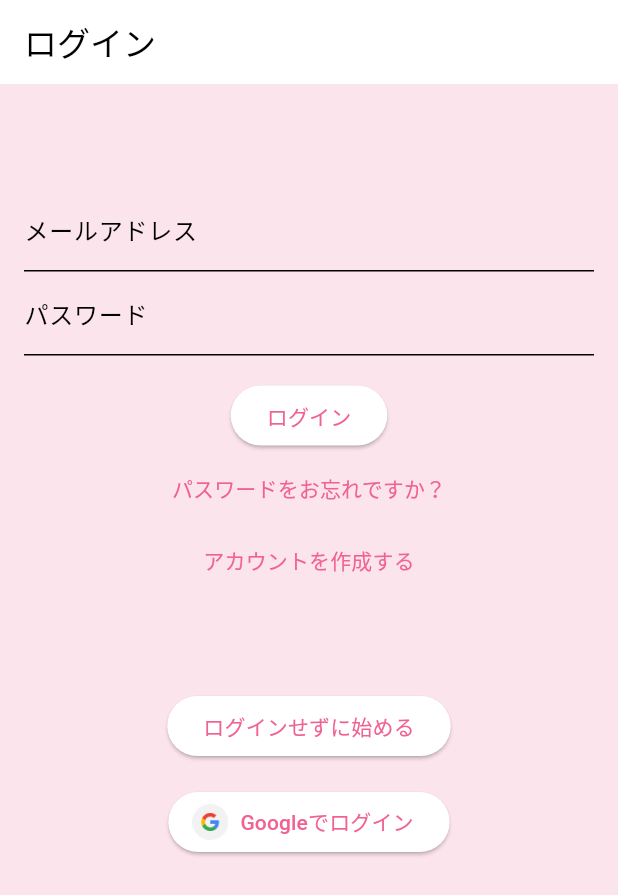
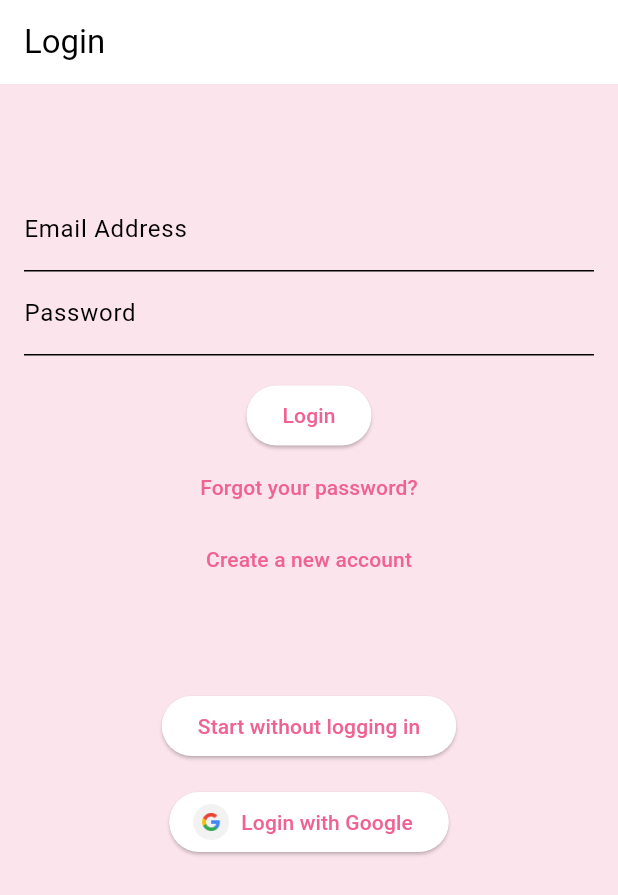
Before and after one commit to Ta813/nakimemo, a Flutter app: the screen it shows after launch, on a phone screen of 412 x 824 dp. Shown: the top 895 px of the screen. Run offline on Flutter 3.47's test engine with Material 3 defaults, Android fonts, the phone set to English and light mode, and no system bars; our stand-ins replace cloud_firestore, firebase_auth, firebase_core, fl_chart, flutter_dotenv, font_awesome_flutter and 7 more; missing offline and left inert: home_widget; accounts and stored records are empty; generated files the repository leaves out were written again; Roboto replaces fonts that are missing (Mochiy Pop One).

Commit message:
多言語化対応。 ダークモード対応。

```diff
--- a/lib/l10n/app_en.arb
+++ b/lib/l10n/app_en.arb
@@ -106,7 +106,7 @@
   "ai_response_title": "AI Response",
   "ai_response_failed": "Failed to get AI response",
   "upgrade_to_premium": "Upgrade to Premium",
-  "free_limit_reached": "You don’t need to watch ads every 5 uses of the AI feature.\n\nGet unlimited, ad-free access with a monthly subscription ($1).",
+  "free_limit_reached": "You don’t need to watch ads every 5 uses of the AI feature.\nGet unlimited, ad-free access with a monthly subscription ($1).",
   "day": "Day",
   "week": "Week",
   "month": "Month",
@@ -118,7 +118,7 @@
   "encouragement": "Inspire",
   "encouragementFromAI": "Inspire from AI",
   "consultation": "Ask",
-  "promptAdviceFromData": "Based on the following parenting statistics, provide one short and practical piece of advice for parents.",
+  "promptAdviceFromData": "Based on the following 'Reasons Why the Child Cried' data, provide one short and practical piece of advice for the parent. The entry 'Cried!' in the data has the same meaning as 'Unknown reason'.",
   "roleNurseryTeacher": "You are a nursery teacher who gives kind and accurate advice to parents.",
   "promptEncouragement": "Provide one short message to encourage parents who are tired from childcare.",
   "roleEncouragingAI": "You are a gentle AI that encourages parents.",
@@ -139,5 +139,28 @@
   "auth_email_already_exists": "This email address is already in use",
   "auth_invalid_password": "Password must be at least 6 characters",
   "auth_invalid_credential": "Authentication failed",
-  "auth_invalid_email": "The email address format is incorrect"
+  "auth_invalid_email": "The email address format is incorrect",
+  "reward": "Reward",
+  "aiUsesAdded": "You can now use the AI feature 5 more times!",
+  "watchAdToUseAI": "Watch an ad to use the AI feature 5 times.\nTo remove ads, upgrade to Premium in your user info (1 USD/month).",
+  "watchAd": "Watch Ad",
+  "emailNotVerified": "Email not verified. Please check the confirmation link.",
+  "otherException": "Other exception:",
+  "createAccount": "Create Account",
+  "email": "Email Address",
+  "password": "Password",
+  "enterEmail": "Please enter your email address",
+  "enterPassword": "Please enter your password",
+  "passwordMinLength": "Password must be at least 6 characters long",
+  "register": "Register",
+  "resetPassword": "Reset Password",
+  "registeredEmail": "Registered Email Address",
+  "resetEmailSent": "Reset email has been sent",
+  "login": "Login",
+  "forgotPassword": "Forgot your password?",
+  "createNewAccount": "Create a new account",
+  "startWithoutLogin": "Start without logging in",
+  "loginWithGoogle": "Login with Google",
+  "verifyEmail": "Please verify your email",
+  "autoNavigateAfterVerification": "After clicking the verification link, you will be redirected automatically."
 }
--- a/lib/screens/auth_screen.dart
+++ b/lib/screens/auth_screen.dart
@@ -23,6 +23,7 @@ class _AuthScreenState extends State<AuthScreen> {
   String? _errorMessage;
   bool _isLoading = false;
   late Locale _locale;
+  bool isDark = false; // ダークモードの状態を管理
 
   Future<void> _submit() async {
     setState(() {
@@ -40,7 +41,7 @@ class _AuthScreenState extends State<AuthScreen> {
       if (user != null && !user.emailVerified) {
         // ユーザーにはメール認証を促す
         setState(() {
-          _errorMessage = 'メールアドレスが未確認です。確認リンクをチェックしてください。';
+          _errorMessage = '${AppLocalizations.of(context)!.emailNotVerified}';
         });
         await user.sendEmailVerification(); // 必要なら再送信
         return;
@@ -81,7 +82,7 @@ class _AuthScreenState extends State<AuthScreen> {
         _errorMessage = '${e.code} - ${e.message}';
       });
     } catch (e) {
-      print('その他の例外: $e');
+      print('${AppLocalizations.of(context)!.otherException} $e');
     }
   }
 
@@ -98,7 +99,9 @@ class _AuthScreenState extends State<AuthScreen> {
         return StatefulBuilder(
           builder: (context, setState) {
             return AlertDialog(
-              title: const Text('新規アカウント作成'),
+              title: Text(AppLocalizations.of(context)!.createAccount,
+                  style:
+                      TextStyle(color: isDark ? Colors.white : Colors.black)),
               content: Form(
                 key: _formKeyMake, // ← 事前に定義しておいてください
                 child: SingleChildScrollView(
@@ -107,24 +110,30 @@ class _AuthScreenState extends State<AuthScreen> {
                     children: [
                       TextFormField(
                         controller: emailController,
-                        decoration: const InputDecoration(labelText: 'メールアドレス'),
+                        decoration: InputDecoration(
+                            labelText: AppLocalizations.of(context)!.email),
+                        style: TextStyle(
+                            color: isDark ? Colors.white : Colors.black),
                         validator: (value) {
                           if (value == null || value.trim().isEmpty) {
-                            return 'メールアドレスを入力してください';
+                            return '${AppLocalizations.of(context)!.enterEmail}';
                           }
                           return null;
                         },
                       ),
                       TextFormField(
                         controller: passwordController,
-                        decoration: const InputDecoration(labelText: 'パスワード'),
+                        decoration: InputDecoration(
+                            labelText: AppLocalizations.of(context)!.password),
                         obscureText: true,
                         inputFormatters: [LengthLimitingTextInputFormatter(30)],
+                        style: TextStyle(
+                            color: isDark ? Colors.white : Colors.black),
                         validator: (value) {
                           if (value == null || value.isEmpty) {
-                            return 'パスワードを入力してください';
+                            return '${AppLocalizations.of(context)!.enterPassword}';
                           } else if (value.length < 6) {
-                            return 'パスワードは6文字以上で入力してください';
+                            return '${AppLocalizations.of(context)!.passwordMinLength}';
                           }
                           return null;
                         },
@@ -142,7 +151,7 @@ class _AuthScreenState extends State<AuthScreen> {
               actions: [
                 TextButton(
                   onPressed: () => Navigator.of(context).pop(),
-                  child: const Text('キャンセル'),
+                  child: Text(AppLocalizations.of(context)!.cancel_button),
                 ),
                 ElevatedButton(
                   onPressed: isLoading
@@ -194,7 +203,7 @@ class _AuthScreenState extends State<AuthScreen> {
                           height: 20,
                           child: CircularProgressIndicator(strokeWidth: 2),
                         )
-                      : const Text('登録'),
+                      : Text(AppLocalizations.of(context)!.register),
                 ),
               ],
             );
@@ -216,7 +225,9 @@ class _AuthScreenState extends State<AuthScreen> {
         return StatefulBuilder(
           builder: (context, setState) {
             return AlertDialog(
-              title: const Text('パスワードをリセット'),
+              title: Text(AppLocalizations.of(context)!.resetPassword,
+                  style:
+                      TextStyle(color: isDark ? Colors.white : Colors.black)),
               content: Form(
                 key: _formKeyForgot, // ← Stateクラス内で定義しておく必要があります
                 child: Column(
@@ -224,12 +235,15 @@ class _AuthScreenState extends State<AuthScreen> {
                   children: [
                     TextFormField(
                       controller: emailController,
-                      decoration: const InputDecoration(
-                        labelText: '登録済みのメールアドレス',
+                      decoration: InputDecoration(
+                        labelText:
+                            AppLocalizations.of(context)!.registeredEmail,
                       ),
+                      style: TextStyle(
+                          color: isDark ? Colors.white : Colors.black),
                       validator: (value) {
                         if (value == null || value.trim().isEmpty) {
-                          return 'メールアドレスを入力してください';
+                          return '${AppLocalizations.of(context)!.enterEmail}';
                         }
                         return null;
                       },
@@ -246,7 +260,7 @@ class _AuthScreenState extends State<AuthScreen> {
               actions: [
                 TextButton(
                   onPressed: () => Navigator.of(context).pop(),
-                  child: const Text('キャンセル'),
+                  child: Text(AppLocalizations.of(context)!.cancel_button),
                 ),
                 ElevatedButton(
                   onPressed: isLoading
@@ -268,8 +282,9 @@ class _AuthScreenState extends State<AuthScreen> {
                             if (context.mounted) {
                               Navigator.of(context).pop();
                               ScaffoldMessenger.of(context).showSnackBar(
-                                const SnackBar(
-                                  content: Text('再設定メールを送信しました'),
+                                SnackBar(
+                                  content: Text(AppLocalizations.of(context)!
+                                      .resetEmailSent),
                                 ),
                               );
                             }
@@ -289,7 +304,7 @@ class _AuthScreenState extends State<AuthScreen> {
                           height: 20,
                           child: CircularProgressIndicator(strokeWidth: 2),
                         )
-                      : const Text('送信'),
+                      : Text(AppLocalizations.of(context)!.send_button),
                 ),
               ],
             );
@@ -330,13 +345,14 @@ class _AuthScreenState extends State<AuthScreen> {
 
   @override
   Widget build(BuildContext context) {
+    isDark = Theme.of(context).brightness == Brightness.dark;
     //firebaseの言語設定を行う。
     final provider = Provider.of<LocaleProvider>(context);
     _locale = provider.locale!;
     FirebaseAuth.instance.setLanguageCode(_locale.languageCode);
 
     return Scaffold(
-      appBar: AppBar(title: const Text('ログイン')),
+      appBar: AppBar(title: Text(AppLocalizations.of(context)!.login)),
       body: Form(
         key: _formKey,
         child: SingleChildScrollView(
@@ -354,27 +370,34 @@ class _AuthScreenState extends State<AuthScreen> {
                       children: [
                         TextFormField(
                           controller: _emailController,
-                          decoration: InputDecoration(labelText: 'メールアドレス'),
+                          decoration: InputDecoration(
+                              labelText: AppLocalizations.of(context)!.email),
                           keyboardType: TextInputType.emailAddress,
+                          style: TextStyle(
+                              color: isDark ? Colors.white : Colors.black),
                           validator: (value) {
                             if (value == null || value.isEmpty) {
-                              return 'メールアドレスを入力してください';
+                              return '${AppLocalizations.of(context)!.enterEmail}';
                             }
                             return null;
                           },
                         ),
                         TextFormField(
                           controller: _passwordController,
-                          decoration: InputDecoration(labelText: 'パスワード'),
+                          decoration: InputDecoration(
+                              labelText:
+                                  AppLocalizations.of(context)!.password),
                           obscureText: true,
                           inputFormatters: [
                             LengthLimitingTextInputFormatter(30)
                           ],
+                          style: TextStyle(
+                              color: isDark ? Colors.white : Colors.black),
                           validator: (value) {
                             if (value == null || value.isEmpty) {
-                              return 'パスワードを入力してください';
+                              return '${AppLocalizations.of(context)!.enterPassword}';
                             } else if (value.length < 6) {
-                              return 'パスワードは6文字以上で入力してください';
+                              return '${AppLocalizations.of(context)!.passwordMinLength}';
                             }
                             return null;
                           },
@@ -398,15 +421,17 @@ class _AuthScreenState extends State<AuthScreen> {
                                 _submit();
                               }
                             },
-                            child: Text('ログイン'),
+                            child: Text(AppLocalizations.of(context)!.login),
                           ),
                         TextButton(
                           onPressed: _showForgotPasswordDialog,
-                          child: Text('パスワードをお忘れですか？'),
+                          child: Text(
+                              AppLocalizations.of(context)!.forgotPassword),
                         ),
                         TextButton(
                           onPressed: _showSignUpDialog,
-                          child: Text('アカウントを作成する'),
+                          child: Text(
+                              AppLocalizations.of(context)!.createNewAccount),
                         ),
                       ],
                     ),
@@ -414,7 +439,8 @@ class _AuthScreenState extends State<AuthScreen> {
                   const SizedBox(height: 10),
                   ElevatedButton(
                     onPressed: signInAnonymously,
-                    child: const Text('ログインせずに始める'),
+                    child:
+                        Text(AppLocalizations.of(context)!.startWithoutLogin),
                   ),
                   const SizedBox(height: 16),
                   ElevatedButton.icon(
@@ -423,7 +449,7 @@ class _AuthScreenState extends State<AuthScreen> {
                       height: 24,
                       width: 24,
                     ),
-                    label: const Text('Googleでログイン'),
+                    label: Text(AppLocalizations.of(context)!.loginWithGoogle),
                     onPressed: signInWithGoogle,
                   ),
                 ],
@@ -476,9 +502,10 @@ class _EmailVerificationScreenState extends State<EmailVerificationScreen> {
   @override
   Widget build(BuildContext context) {
     return Scaffold(
-      appBar: AppBar(title: const Text("メール認証を確認してください")),
-      body: const Center(
-        child: Text("メールの確認リンクをクリックしたら自動的に次の画面へ行きます。"),
+      appBar: AppBar(title: Text(AppLocalizations.of(context)!.verifyEmail)),
+      body: Center(
+        child:
+            Text(AppLocalizations.of(context)!.autoNavigateAfterVerification),
       ),
     );
   }
--- a/lib/screens/calendar_screen.dart
+++ b/lib/screens/calendar_screen.dart
@@ -391,7 +391,10 @@ class _CalendarScreenState extends State<CalendarScreen> {
                           children: [
                             Icon(cat['icon'], color: cat['color']),
                             SizedBox(width: 8),
-                            Text(_getCategory(cat['label']) ?? cat['label']),
+                            Text(_getCategory(cat['label']) ?? cat['label'],
+                                style: TextStyle(
+                                    color:
+                                        isDark ? Colors.white : Colors.black)),
                           ],
                         ),
                       );
@@ -545,6 +548,7 @@ class _CalendarScreenState extends State<CalendarScreen> {
             onChanged: (value) {
               memo = value;
             },
+            style: TextStyle(color: isDark ? Colors.white : Colors.black),
             decoration: InputDecoration(
               hintText: AppLocalizations.of(context)!.enter_memo,
               border: OutlineInputBorder(),
--- a/lib/screens/input_screen.dart
+++ b/lib/screens/input_screen.dart
@@ -424,6 +424,7 @@ class _InputScreenState extends State<InputScreen> {
           content: TextField(
             controller:
                 TextEditingController(text: existingMemo), // 既存のメモを初期値に設定
+            style: TextStyle(color: isDark ? Colors.white : Colors.black),
             onChanged: (value) {
               memo = value;
             },
--- a/lib/screens/user_screen.dart
+++ b/lib/screens/user_screen.dart
@@ -54,7 +54,8 @@ class _UserScreenState extends State<UserScreen> {
         child: Column(
           crossAxisAlignment: CrossAxisAlignment.start,
           children: [
-            Text('メールアドレス: ${user?.email ?? "ゲスト（ログインなし）"}'),
+            Text('メールアドレス: ${user?.email ?? "ゲスト（ログインなし）"}',
+                style: TextStyle(color: isDark ? Colors.white : Colors.black)),
             SizedBox(height: 10),
             Center(
               child: ElevatedButton(
```
Also changed, not shown: lib/l10n/app_ja.arb (+26 -3 lines), lib/l10n/app_zh.arb (+26 -3 lines), lib/screens/stats_screen.dart (+22 -13 lines), lib/setting/rewarded_ad_manager.dart (+21 -2 lines).
